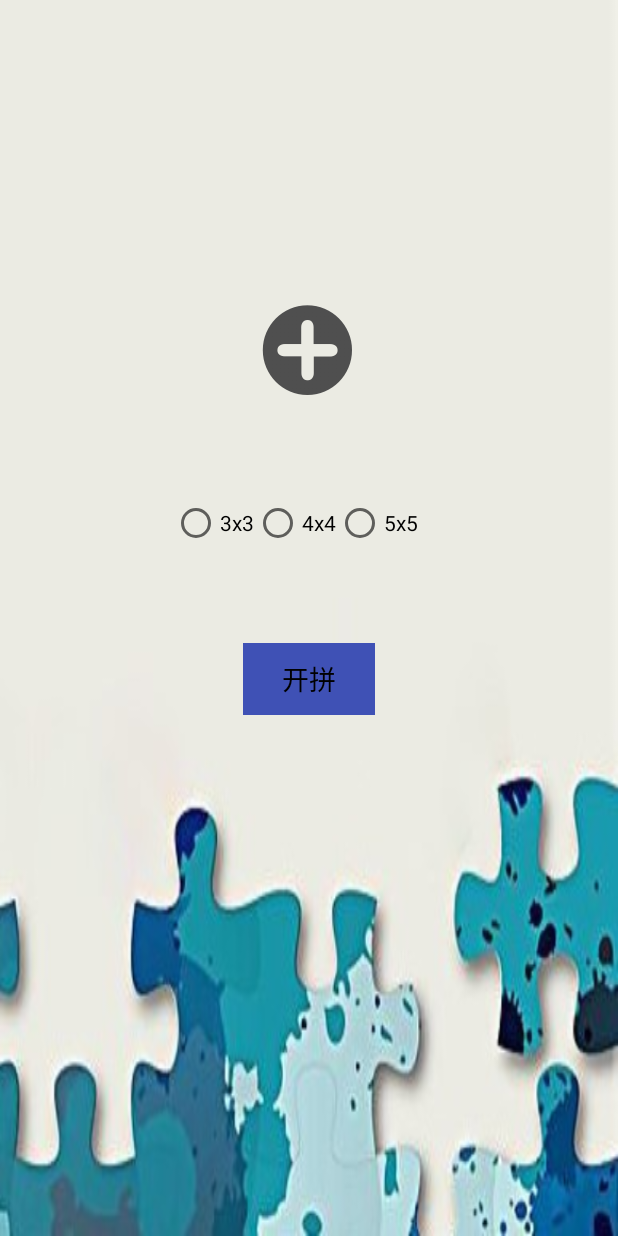
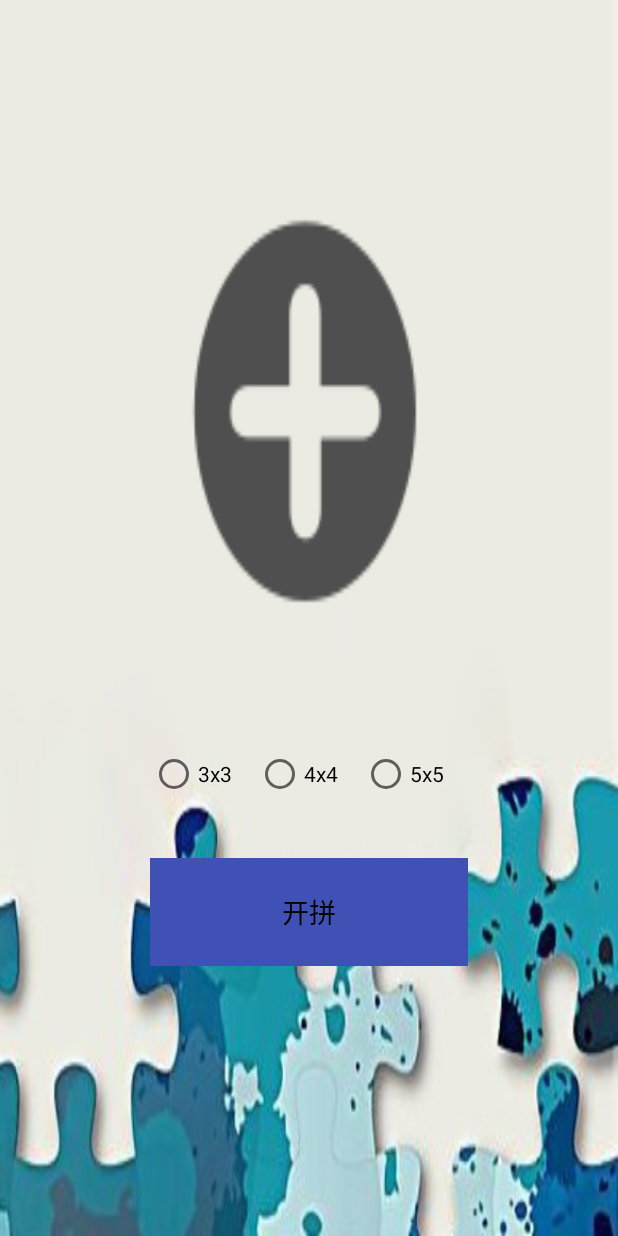
Before and after one commit to MFunction96/Puzzle, an Android app: the FreeMode screen opened directly, with no data from a screen before it, on a phone screen of 412 x 824 dp. Run offline under Robolectric (Android 15) with nearby library versions, the phone set to English and light mode, and no system bars; Roboto replaces fonts that are not available here; 1 statement that could not run was skipped.

Commit message:
修正自由模式布局

```diff
--- a/app/src/main/res/layout/activity_free_mode.xml
+++ b/app/src/main/res/layout/activity_free_mode.xml
@@ -1,66 +1,63 @@
 <?xml version="1.0" encoding="utf-8"?>
-<RelativeLayout xmlns:android="http://schemas.android.com/apk/res/android"
+<LinearLayout xmlns:android="http://schemas.android.com/apk/res/android"
     xmlns:tools="http://schemas.android.com/tools"
     style="@style/AppTheme"
     android:layout_width="match_parent"
     android:layout_height="match_parent"
     android:background="@drawable/background6"
     android:orientation="vertical"
-    android:paddingBottom="20dip"
-    android:paddingLeft="20dip"
-    android:paddingRight="20dip"
-    android:paddingTop="20dip"
+    android:paddingBottom="180dip"
+    android:paddingLeft="100dip"
+    android:paddingRight="100dip"
+    android:paddingTop="80dip"
     android:stretchColumns="*"
     tools:context="xyz.mfbrain.puzzle.FreeMode">
 
 
     <ImageView
         android:id="@+id/free_image"
-        android:layout_width="wrap_content"
-        android:layout_height="wrap_content"
-        android:layout_alignParentTop="true"
-        android:layout_centerHorizontal="true"
-        android:layout_marginTop="167dp"
-        android:background="@mipmap/addcoin" />
+        android:layout_width="match_parent"
+        android:layout_height="0dip"
+        android:layout_weight="5"
+        android:background="@mipmap/addcoin"
+        android:contentDescription="@string/description" />
 
     <RadioGroup
         android:id="@+id/free_group"
-        android:layout_width="wrap_content"
-        android:layout_height="wrap_content"
-        android:layout_alignParentEnd="true"
-        android:layout_alignParentRight="true"
-        android:layout_below="@+id/free_image"
-        android:layout_marginEnd="113dp"
-        android:layout_marginRight="113dp"
-        android:layout_marginTop="60dp"
+        android:layout_width="match_parent"
+        android:layout_height="0dip"
+        android:layout_marginTop="40dip"
+        android:layout_weight="1"
         android:orientation="horizontal">
 
         <RadioButton
             android:id="@+id/free_level1"
-            android:layout_width="wrap_content"
-            android:layout_height="wrap_content"
+            android:layout_width="0dip"
+            android:layout_height="match_parent"
+            android:layout_weight="1"
             android:text="@string/level1" />
 
         <RadioButton
             android:id="@+id/free_level2"
-            android:layout_width="wrap_content"
-            android:layout_height="wrap_content"
+            android:layout_width="0dip"
+            android:layout_height="match_parent"
+            android:layout_weight="1"
             android:text="@string/level2" />
 
         <RadioButton
             android:id="@+id/free_level3"
-            android:layout_width="wrap_content"
-            android:layout_height="wrap_content"
+            android:layout_width="0dip"
+            android:layout_height="match_parent"
+            android:layout_weight="1"
             android:text="@string/level3" />
     </RadioGroup>
 
     <Button
         android:id="@+id/free_btn"
         style="@style/ButtonStyle"
-        android:layout_width="wrap_content"
-        android:layout_height="wrap_content"
-        android:layout_below="@+id/free_group"
-        android:layout_centerHorizontal="true"
-        android:layout_marginTop="64dp"
+        android:layout_width="match_parent"
+        android:layout_height="0dip"
+        android:layout_marginTop="20dip"
+        android:layout_weight="1"
         android:text="@string/startfree" />
-</RelativeLayout>
+</LinearLayout>
```
